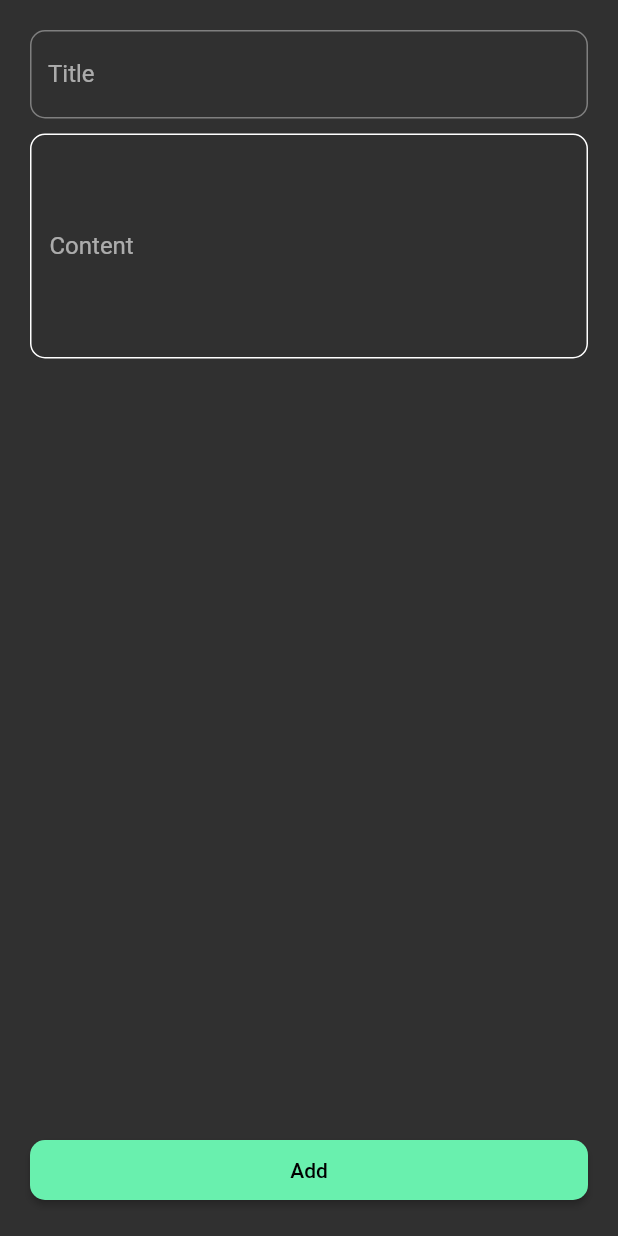
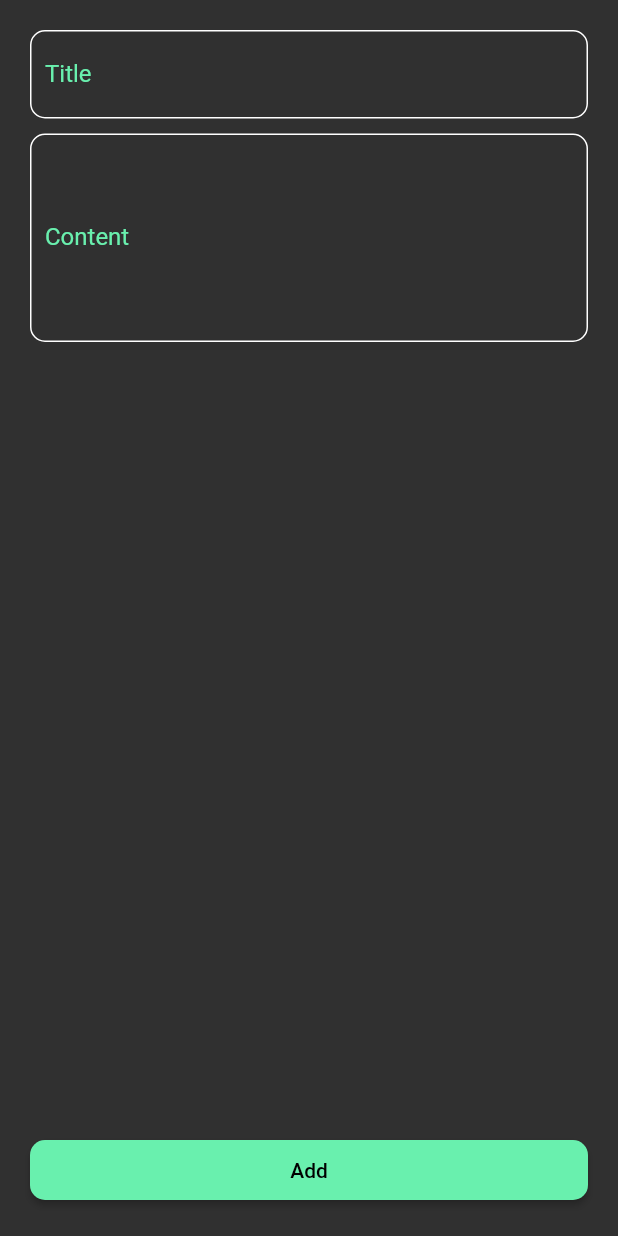
Before and after one commit to ahmedAbdulmoneim/notes, a Flutter app: the AddNote widget shown alone on an empty page, opened directly, on a phone screen of 412 x 824 dp. Run offline on Flutter 3.47's test engine with Material 2 defaults, Android fonts, the phone set to English and light mode, and no system bars.

Commit message:
update code

```diff
--- a/lib/widgets/addNote.dart
+++ b/lib/widgets/addNote.dart
@@ -1,6 +1,7 @@
-import 'dart:developer';
+
 
 import 'package:flutter/material.dart';
+import 'package:notes/widgets/textFormField.dart';
 
 
 
@@ -13,35 +14,12 @@ class AddNote extends StatelessWidget {
       padding: const EdgeInsets.all(20.0),
       child: Column(
         children: [
-          TextFormField(
-            decoration: InputDecoration(
-                labelText: "Title",
-                border: OutlineInputBorder(
-                  borderRadius: BorderRadius.circular(10),
-                )),
-          ),
+         defaultFormField(vertical: 20.0, horizontal: 10,label: 'Title'),
           const SizedBox(
             height: 10,
           ),
-          Container(
-            height: 150,
-            decoration: BoxDecoration(
-              borderRadius: BorderRadius.circular(10),
-              border: Border.all(color: Colors.white),
-            ),
-            child: Center(
-              child: TextFormField(
-                decoration: const InputDecoration(
-                    labelText: 'Content',
-                    border: OutlineInputBorder(borderSide: BorderSide.none)
-                    // border: OutlineInputBorder(
-                    //   borderRadius: BorderRadius.circular(7)
-                    // ),
 
-                    ),
-              ),
-            ),
-          ),
+          defaultFormField(vertical: 60,horizontal: 10,label: 'Content'),
           Spacer(),
           ElevatedButton(
             onPressed: () {},
```
